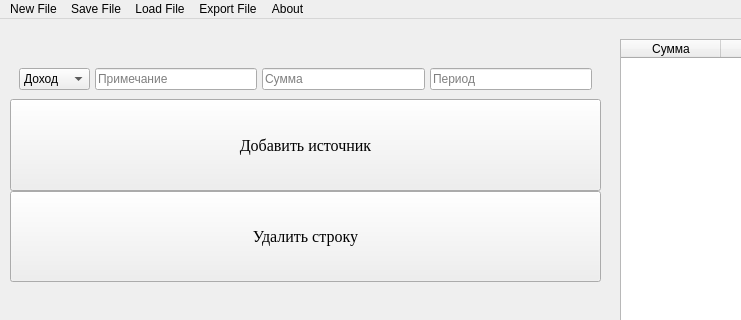
Above: Example/qtclass.ui from Myakita/Income-Expenses before the change; both pictures show x 0 to 741 and y 0 to 320 of the 1050 by 560 pixel window. Below: the same form after it.
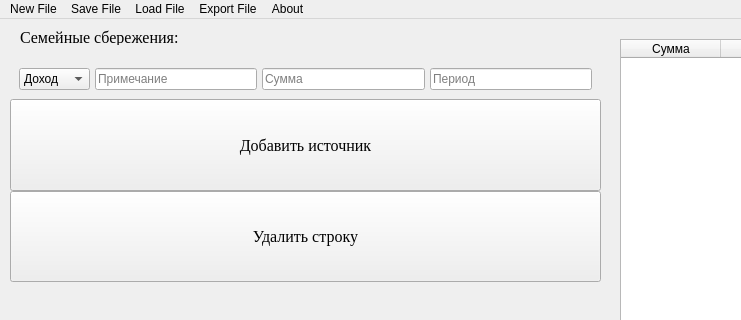
That is the form after the change. Icons and pictures are not drawn.

Commit message: fixed: deletion of vectors, slices of chants; fixed update of labels, chants, tables

```diff
--- a/Example/qtclass.ui
+++ b/Example/qtclass.ui
@@ -359,6 +359,25 @@
     <zorder>horizontalFrame_2</zorder>
     <zorder>horizontalFrame_3</zorder>
    </widget>
+   <widget class="QLabel" name="label">
+    <property name="geometry">
+     <rect>
+      <x>20</x>
+      <y>10</y>
+      <width>581</width>
+      <height>16</height>
+     </rect>
+    </property>
+    <property name="font">
+     <font>
+      <family>Times New Roman</family>
+      <pointsize>12</pointsize>
+     </font>
+    </property>
+    <property name="text">
+     <string>Семейные сбережения:</string>
+    </property>
+   </widget>
    <zorder>layoutWidget</zorder>
    <zorder>lineEdit_2</zorder>
    <zorder>tableWidget</zorder>
```
Left out of the diff: 13 changed lines with no effect on the pictures. The commit also changes 3 other files.
